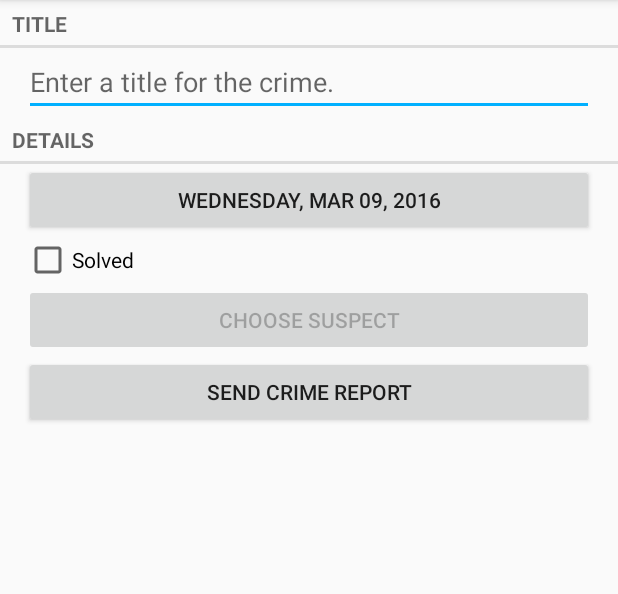
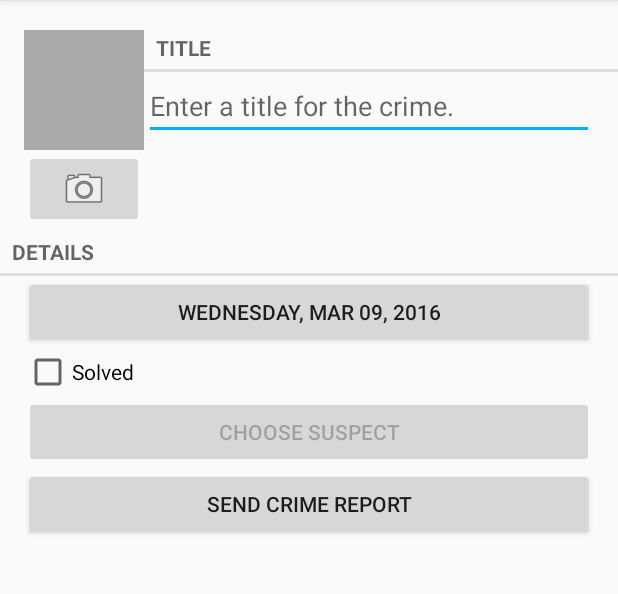
Before and after one commit to rodrixan/AndroidCAS, an Android app: the CrimeFragment screen opened directly, with no data from a screen before it, on a phone screen of 412 x 824 dp, the part 84-678 px from its top. Run offline under Robolectric (Android 15) with nearby library versions, the phone set to English and light mode, and no system bars.

Commit message:
Working camera, waiting for challenges

```diff
--- a/Examples/CriminalIntent/app/src/main/java/es/uam/eps/tfg/cas/android/examples/criminalintent/controller/fragments/CrimeFragment.java
+++ b/Examples/CriminalIntent/app/src/main/java/es/uam/eps/tfg/cas/android/examples/criminalintent/controller/fragments/CrimeFragment.java
@@ -4,9 +4,11 @@ import android.app.Activity;
 import android.content.Intent;
 import android.content.pm.PackageManager;
 import android.database.Cursor;
+import android.graphics.Bitmap;
 import android.net.Uri;
 import android.os.Bundle;
 import android.provider.ContactsContract;
+import android.provider.MediaStore;
 import android.support.v4.app.Fragment;
 import android.support.v4.app.FragmentManager;
 import android.text.Editable;
@@ -22,8 +24,11 @@ import android.widget.Button;
 import android.widget.CheckBox;
 import android.widget.CompoundButton;
 import android.widget.EditText;
+import android.widget.ImageButton;
+import android.widget.ImageView;
 import android.widget.Toast;
 
+import java.io.File;
 import java.util.Date;
 import java.util.UUID;
 
@@ -37,6 +42,7 @@ public class CrimeFragment extends Fragment {
     private static final String DIALOG_DATE = "DialogDate";
     private static final int REQUEST_DATE = 0;
     private static final int REQUEST_CONTACT = 1;
+    private static final int REQUEST_PHOTO = 2;
 
     private Crime mCrime;
     private EditText mTitleText;
@@ -44,6 +50,9 @@ public class CrimeFragment extends Fragment {
     private CheckBox mSolvedCheckbox;
     private Button mSuspectButton;
     private Button mSendButton;
+    private ImageButton mPhotoButton;
+    private ImageView mPhotoView;
+    private File mPhotoFile;
 
 
     public static CrimeFragment newInstance(final UUID crimeId) {
@@ -64,6 +73,7 @@ public class CrimeFragment extends Fragment {
         final UUID crimeId = (UUID) getArguments().getSerializable(ARG_CRIME_ID);
 
         mCrime = CrimeLab.getCrimeLab(getActivity()).getCrime(crimeId);
+        mPhotoFile = CrimeLab.getCrimeLab(getActivity()).getPhotoFile(mCrime);
 
     }
 
@@ -74,6 +84,7 @@ public class CrimeFragment extends Fragment {
         wireWidgets(view);
         setData();
         setListeners();
+        updatePhotoView();
 
         return view;
     }
@@ -84,6 +95,8 @@ public class CrimeFragment extends Fragment {
         mSolvedCheckbox = (CheckBox) v.findViewById(R.id.crime_solved);
         mSendButton = (Button) v.findViewById(R.id.crime_report);
         mSuspectButton = (Button) v.findViewById(R.id.crime_suspect);
+        mPhotoButton = (ImageButton) v.findViewById(R.id.crime_camera);
+        mPhotoView = (ImageView) v.findViewById(R.id.crime_photo);
     }
 
     private void setData() {
@@ -160,6 +173,8 @@ public class CrimeFragment extends Fragment {
         });
 
         setSuspectListener();
+
+        setPhotoListener();
     }
 
     private void startSendActivity() {
@@ -177,7 +192,6 @@ public class CrimeFragment extends Fragment {
             @Override
             public void onClick(final View v) {
                 startActivityForResult(pickContact, REQUEST_CONTACT);
-
             }
         });
         checkDeviceHasContactApp(pickContact);
@@ -187,6 +201,39 @@ public class CrimeFragment extends Fragment {
         final PackageManager pckMng = getActivity().getPackageManager();
         if (pckMng.resolveActivity(i, PackageManager.MATCH_DEFAULT_ONLY) == null) {
             mSuspectButton.setEnabled(false);
+        }
+    }
+
+    private void setPhotoListener() {
+        final Intent captureImage = new Intent(MediaStore.ACTION_IMAGE_CAPTURE);
+        final boolean availablePhoto = canTakePicture(captureImage);
+
+        mPhotoButton.setEnabled(availablePhoto);
+
+        if (availablePhoto) {
+            final Uri uri = Uri.fromFile(mPhotoFile);
+            captureImage.putExtra(MediaStore.EXTRA_OUTPUT, uri);
+        }
+
+        mPhotoButton.setOnClickListener(new View.OnClickListener() {
+            @Override
+            public void onClick(final View v) {
+                startActivityForResult(captureImage, REQUEST_PHOTO);
+            }
+        });
+    }
+
+    private boolean canTakePicture(final Intent captureImage) {
+        final PackageManager pckMng = getActivity().getPackageManager();
+        return mPhotoFile != null && captureImage.resolveActivity(pckMng) != null;
+    }
+
+    private void updatePhotoView() {
+        if (mPhotoFile == null || !mPhotoFile.exists()) {
+            mPhotoView.setImageDrawable(null);
+        } else {
+            final Bitmap bitmap = Utils.getScaledBitmap(mPhotoFile.getPath(), getActivity());
+            mPhotoView.setImageBitmap(bitmap);
         }
     }
 
@@ -230,7 +277,8 @@ public class CrimeFragment extends Fragment {
             if (suspectName != null) {
                 setSuspectButtonText();
             }
-
+        } else if (requestCode == REQUEST_PHOTO) {
+            updatePhotoView();
         }
     }
 
--- a/Examples/CriminalIntent/app/src/main/java/es/uam/eps/tfg/cas/android/examples/criminalintent/model/services/CrimeLab.java
+++ b/Examples/CriminalIntent/app/src/main/java/es/uam/eps/tfg/cas/android/examples/criminalintent/model/services/CrimeLab.java
@@ -6,8 +6,10 @@ import android.content.Context;
 import android.database.Cursor;
 import android.database.DatabaseUtils;
 import android.database.sqlite.SQLiteDatabase;
+import android.os.Environment;
 import android.util.Log;
 
+import java.io.File;
 import java.util.ArrayList;
 import java.util.List;
 import java.util.UUID;
@@ -142,4 +144,17 @@ public class CrimeLab {
 
         return code == 1;
     }
+
+    public File getPhotoFile(final Crime c) {
+        final File externalFilesDir = mContext.getExternalFilesDir(Environment.DIRECTORY_PICTURES);
+        if (externalFilesDir != null) {
+            return new File(externalFilesDir, getCrimePhotoFileName(c));
+        }
+        return null;
+    }
+
+    public String getCrimePhotoFileName(final Crime c) {
+        return "IMG_" + c.getId().toString() + ".jpg";
+    }
+
 }
--- a/Examples/CriminalIntent/app/src/main/res/layout-land/fragment_crime.xml
+++ b/Examples/CriminalIntent/app/src/main/res/layout-land/fragment_crime.xml
@@ -5,19 +5,7 @@
               android:layout_height="match_parent"
               android:baselineAligned="true">
 
-    <TextView
-        android:layout_width="match_parent"
-        android:layout_height="wrap_content"
-        android:text="@string/crime_title_label"
-        style="?android:listSeparatorTextViewStyle"/>
-
-    <EditText
-        android:id="@+id/crime_title"
-        android:layout_width="match_parent"
-        android:layout_height="wrap_content"
-        android:hint="@string/crime_title_hint"
-        android:layout_marginLeft="16dp"
-        android:layout_marginRight="16dp"/>
+    <include layout="@layout/view_camera_and_title"/>
 
     <TextView
         android:layout_width="match_parent"
--- a/Examples/CriminalIntent/app/src/main/res/layout/fragment_crime.xml
+++ b/Examples/CriminalIntent/app/src/main/res/layout/fragment_crime.xml
@@ -5,19 +5,7 @@
               android:layout_height="match_parent"
               android:backgroundTint="#ffffff">
 
-    <TextView
-        android:layout_width="match_parent"
-        android:layout_height="wrap_content"
-        android:text="@string/crime_title_label"
-        style="?android:listSeparatorTextViewStyle"/>
-
-    <EditText
-        android:id="@+id/crime_title"
-        android:layout_width="match_parent"
-        android:layout_height="wrap_content"
-        android:hint="@string/crime_title_hint"
-        android:layout_marginLeft="16dp"
-        android:layout_marginRight="16dp"/>
+    <include layout="@layout/view_camera_and_title"/>
 
     <TextView
         android:layout_width="match_parent"
--- /dev/null
+++ b/Examples/CriminalIntent/app/src/main/res/layout/view_camera_and_title.xml
@@ -0,0 +1,51 @@
+<?xml version="1.0" encoding="utf-8"?>
+<LinearLayout xmlns:android="http://schemas.android.com/apk/res/android"
+              android:layout_width="match_parent"
+              android:layout_height="wrap_content"
+              android:layout_marginTop="16dp"
+              android:layout_marginLeft="16dp">
+
+    <LinearLayout
+        android:layout_width="wrap_content"
+        android:layout_height="wrap_content"
+        android:orientation="vertical"
+        android:layout_marginTop="4dp">
+
+        <ImageView
+            android:id="@+id/crime_photo"
+            android:layout_width="80dp"
+            android:layout_height="80dp"
+            android:scaleType="centerInside"
+            android:background="@android:color/darker_gray"
+            android:cropToPadding="true"/>
+
+        <ImageButton
+            android:id="@+id/crime_camera"
+            android:layout_width="match_parent"
+            android:layout_height="wrap_content"
+            android:src="@android:drawable/ic_menu_camera"/>
+
+    </LinearLayout>
+
+    <LinearLayout
+        android:layout_width="wrap_content"
+        android:layout_height="wrap_content"
+        android:orientation="vertical"
+        android:layout_weight="1">
+
+        <TextView
+            android:layout_width="match_parent"
+            android:layout_height="wrap_content"
+            android:text="@string/crime_title_label"
+            style="?android:listSeparatorTextViewStyle"/>
+
+        <EditText
+            android:id="@+id/crime_title"
+            android:layout_width="match_parent"
+            android:layout_height="wrap_content"
+            android:layout_marginRight="16dp"
+            android:hint="@string/crime_title_hint"/>
+
+    </LinearLayout>
+
+</LinearLayout>
```
Also changed, not shown: Examples/CriminalIntent/app/src/main/AndroidManifest.xml (+9 -2 lines), Examples/CriminalIntent/app/src/main/java/es/uam/eps/tfg/cas/android/examples/criminalintent/utils/Utils.java (+50 -2 lines).
